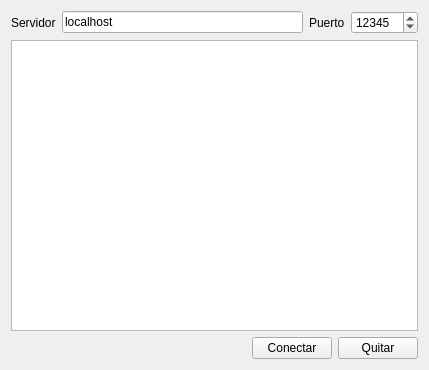
Dans182/TCP-comunication, file client/widget.ui: the form before one commit.
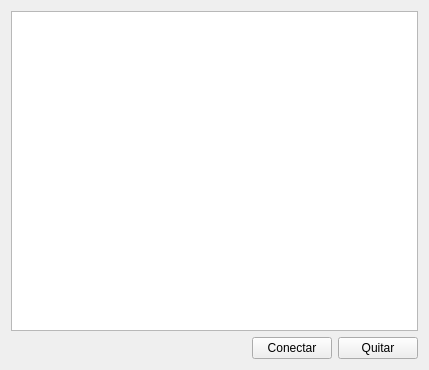
The form after the commit.

What changed in the file:
```diff
--- a/client/widget.ui
+++ b/client/widget.ui
@@ -15,49 +15,6 @@
   </property>
   <layout class="QGridLayout" name="gridLayout">
    <item row="0" column="0">
-    <layout class="QHBoxLayout" name="horizontalLayout_4">
-     <item>
-      <layout class="QHBoxLayout" name="horizontalLayout_2">
-       <item>
-        <widget class="QLabel" name="label">
-         <property name="text">
-          <string>Servidor</string>
-         </property>
-        </widget>
-       </item>
-       <item>
-        <widget class="QLineEdit" name="servidor">
-         <property name="text">
-          <string>localhost</string>
-         </property>
-        </widget>
-       </item>
-      </layout>
-     </item>
-     <item>
-      <layout class="QHBoxLayout" name="horizontalLayout_3">
-       <item>
-        <widget class="QLabel" name="label_2">
-         <property name="text">
-          <string>Puerto</string>
-         </property>
-        </widget>
-       </item>
-       <item>
-        <widget class="QSpinBox" name="puerto">
-         <property name="maximum">
-          <number>999999999</number>
-         </property>
-         <property name="value">
-          <number>12345</number>
-         </property>
-        </widget>
-       </item>
-      </layout>
-     </item>
-    </layout>
-   </item>
-   <item row="1" column="0">
     <widget class="QListWidget" name="listWidget"/>
    </item>
    <item row="2" column="0">
```
Left out of the diff: 2 changed lines with no effect on the pictures.
